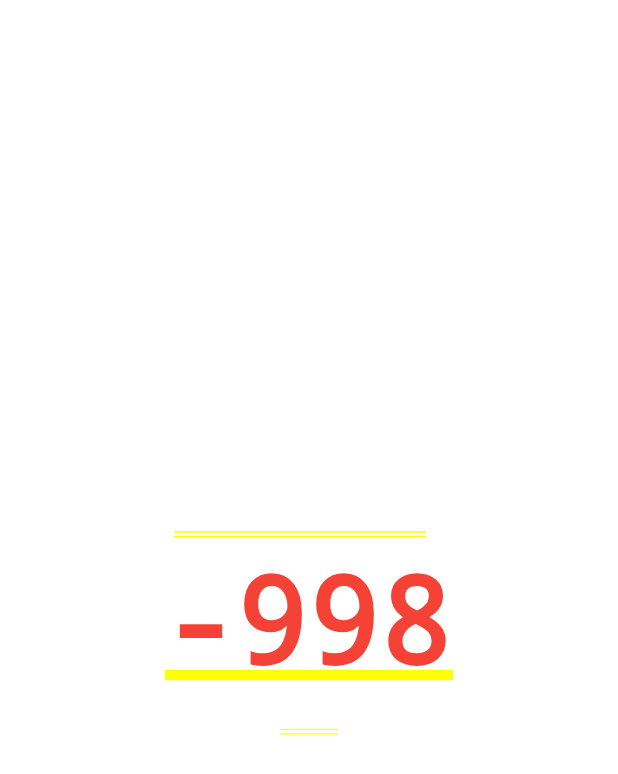
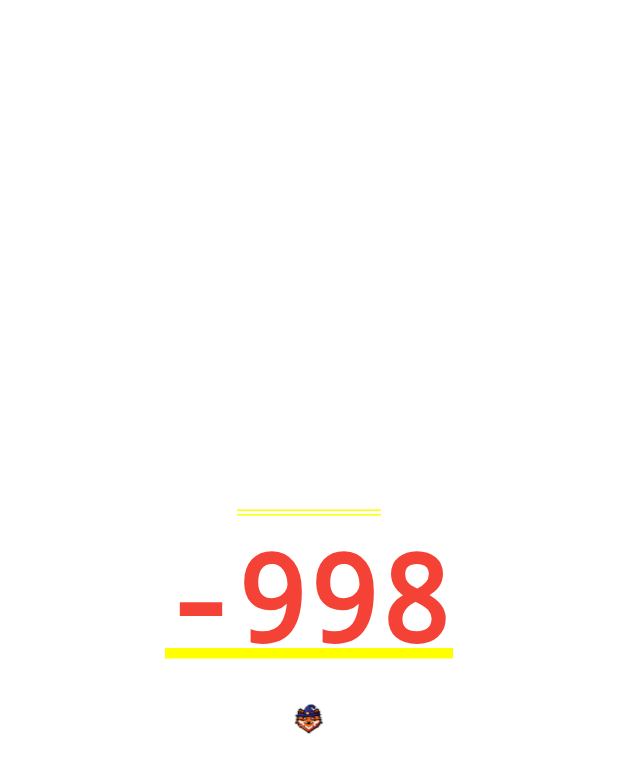
Before and after one commit to the-bugs/magic_counter, a Flutter app: the SelectionNumberPlayers screen opened directly, after a tap on an icon or button, on a phone screen of 412 x 824 dp. Shown: the top 774 px of the screen. Run offline on Flutter 3.47's test engine with Material 3 defaults, Android fonts, the phone set to English and light mode, and no system bars; our stand-ins replace package_info_plus.

Commit message:
refactor: modify page style and button behaviors

```diff
--- a/lib/components/counter.dart
+++ b/lib/components/counter.dart
@@ -19,8 +19,6 @@
 class _CounterState extends State<Counter> {
   int count = -998;
 
-  get counterColor => null;
-
   void _increment() {
     setState(() {
       if (count < 999) {
@@ -39,18 +37,19 @@
 
   @override
   Widget build(BuildContext context) {
+    print('I am building...');
     return SizedBox(
       width: 20,
       height: 20,
       child: Column(
         mainAxisAlignment: MainAxisAlignment.center,
         children: [
-          const Row(
+          Row(
             mainAxisAlignment: MainAxisAlignment.center,
             children: [
               Text(
-                'Counter\'s name ',
-                style: TextStyle(
+                widget.name,
+                style: const TextStyle(
                   fontSize: 20,
                   fontWeight: FontWeight.bold,
                   color: Colors.white,
@@ -128,15 +127,22 @@
               ),
             ],
           ),
-          const Row(
+          Row(
             mainAxisAlignment: MainAxisAlignment.center,
             children: [
-              Text(
-                'Icon',
-                style: TextStyle(
-                  fontSize: 16,
-                  fontWeight: FontWeight.bold,
-                  color: Colors.white,
+              TextButton(
+                onPressed: () {
+                  build(context);
+                },
+                child: Container(
+                  width: 20,
+                  height: 20,
+                  decoration: const BoxDecoration(
+                    image: DecorationImage(
+                      image: AssetImage('assets/images/logo.png'),
+                      fit: BoxFit.fill,
+                    ),
+                  ),
                 ),
               ),
             ],
```
Also changed, not shown: lib/pages/home_page.dart (+31 -18 lines).
